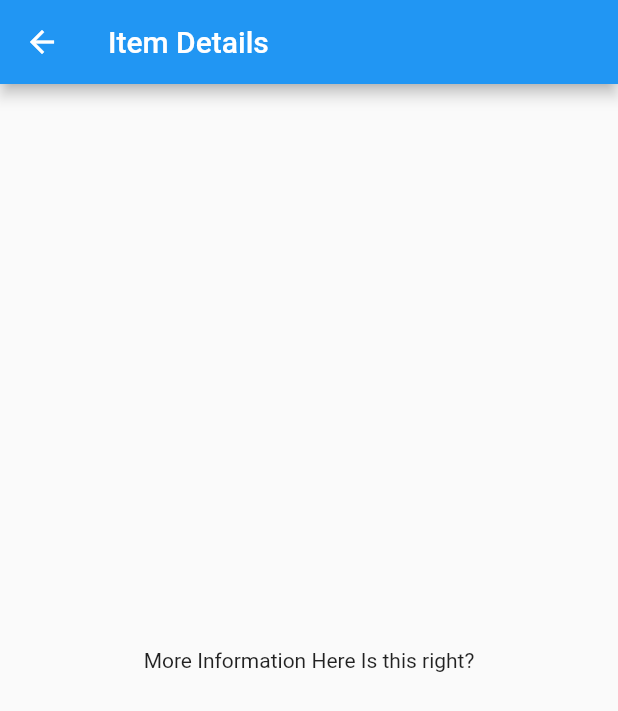
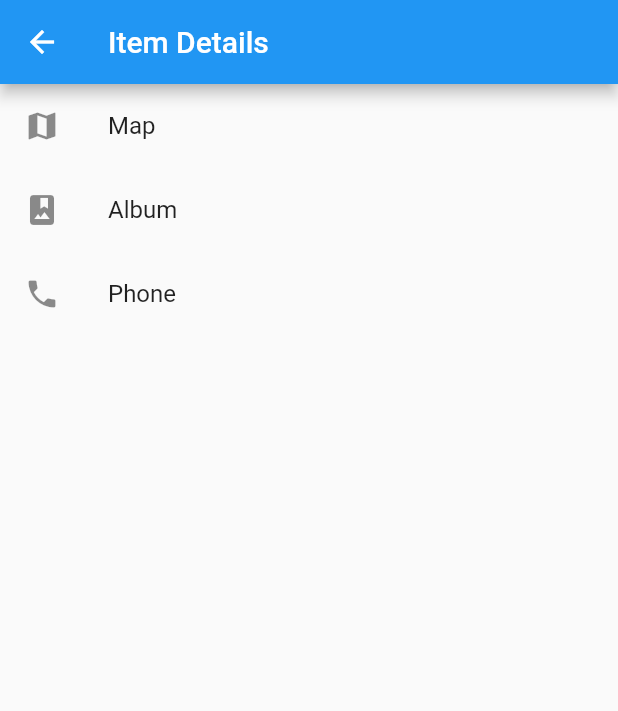
Before and after one commit to whiteapple602/flutter-dev, a Flutter app: the SampleItemDetailsView screen opened by its route, on a phone screen of 412 x 824 dp. Shown: the top 711 px of the screen. Run offline on Flutter 3.47's test engine with Material 2 defaults, Android fonts, the phone set to English and light mode, and no system bars; generated files the repository leaves out were written again.

Commit message:
add list view to the details

```diff
--- a/lib/src/sample_feature/sample_item_details_view.dart
+++ b/lib/src/sample_feature/sample_item_details_view.dart
@@ -12,9 +12,22 @@ class SampleItemDetailsView extends StatelessWidget {
       appBar: AppBar(
         title: const Text('Item Details'),
       ),
-      body: const Center(
-        child: Text('More Information Here Is this right?'),
-      ),
+      body: ListView(
+        children: const <Widget>[
+          ListTile(
+            leading: Icon(Icons.map),
+            title: Text('Map'),
+          ),
+          ListTile(
+            leading: Icon(Icons.photo_album),
+            title: Text('Album'),
+          ),
+          ListTile(
+            leading: Icon(Icons.phone),
+            title: Text('Phone'),
+          ),
+        ],
+      )
     );
   }
 }
--- a/lib/src/sample_feature/sample_item_list_view.dart
+++ b/lib/src/sample_feature/sample_item_list_view.dart
@@ -19,7 +19,7 @@ class SampleItemListView extends StatelessWidget {
   Widget build(BuildContext context) {
     return Scaffold(
       appBar: AppBar(
-        title: const Text('Sample Items List'),
+        title: const Text('Page List'),
         actions: [
           IconButton(
             icon: const Icon(Icons.settings),
@@ -49,7 +49,7 @@ class SampleItemListView extends StatelessWidget {
           final item = items[index];
 
           return ListTile(
-            title: Text('SampleItem ${item.id}'),
+            title: Text('Page ${item.id}'),
             leading: const CircleAvatar(
               // Display the Flutter Logo image asset.
               foregroundImage: AssetImage('assets/images/flutter_logo.png'),
--- a/pubspec.yaml
+++ b/pubspec.yaml
@@ -14,6 +14,7 @@ dependencies:
     sdk: flutter
   flutter_localizations:
     sdk: flutter
+  http: ^1.1.0
 
 dev_dependencies:
   flutter_test:
```
Also changed, not shown: pubspec.lock.
